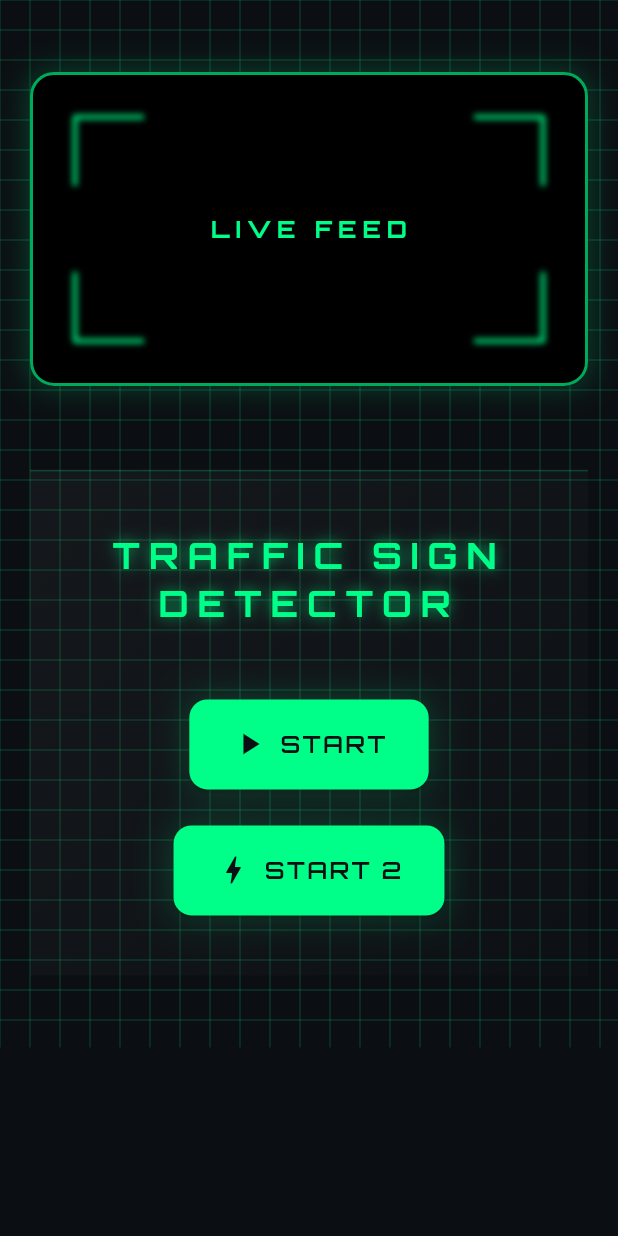
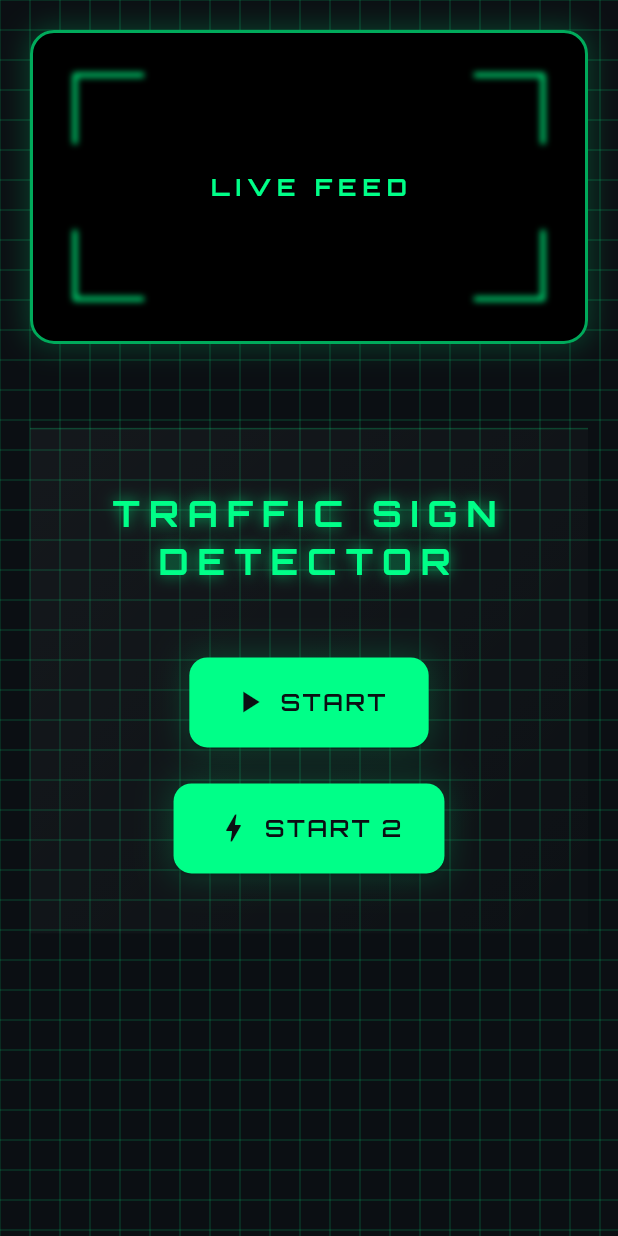
Before and after one commit to khp53/traffic_sign_detector, a Flutter app: the screen it shows after launch, on a phone screen of 412 x 824 dp. Run offline on Flutter 3.47's test engine with Material 3 defaults, Android fonts, the phone set to English and light mode, and no system bars; our stand-ins replace google_fonts.

Commit message:
Refactor FuturisticHome layout to improve vertical spacing and ensure safe area usage

```diff
--- a/lib/main.dart
+++ b/lib/main.dart
@@ -213,15 +213,20 @@ class FuturisticHome extends StatelessWidget {
                     ? SingleChildScrollView(
                         key: const ValueKey('vertical'),
                         padding: const EdgeInsets.symmetric(
-                          vertical: 48,
+                          vertical: 20,
                           horizontal: 20,
                         ),
+                        child: SafeArea(
+                          child: SizedBox(
+                            height: constraints.maxHeight,
                             child: Column(
                               children: [
                                 SizedBox(width: leftWidth, child: preview),
                                 const SizedBox(height: 56),
                                 controls,
                               ],
+                            ),
+                          ),
                         ),
                       )
                     : Row(
```
Lines whose indentation alone changed are shown as unchanged.
